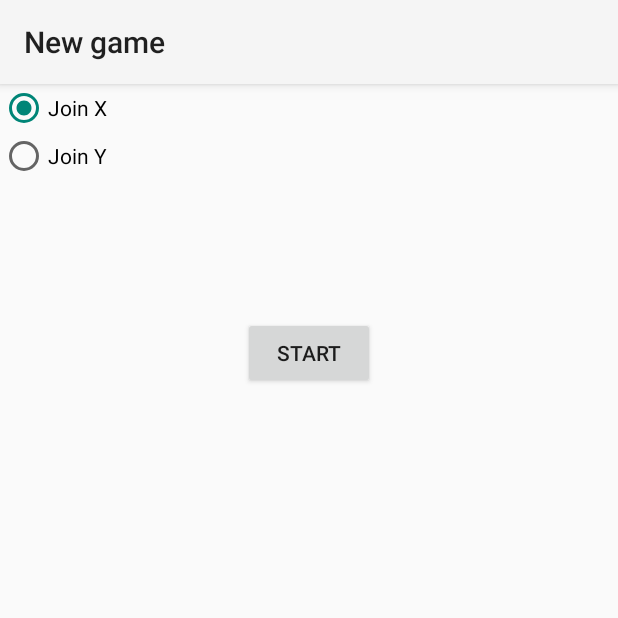
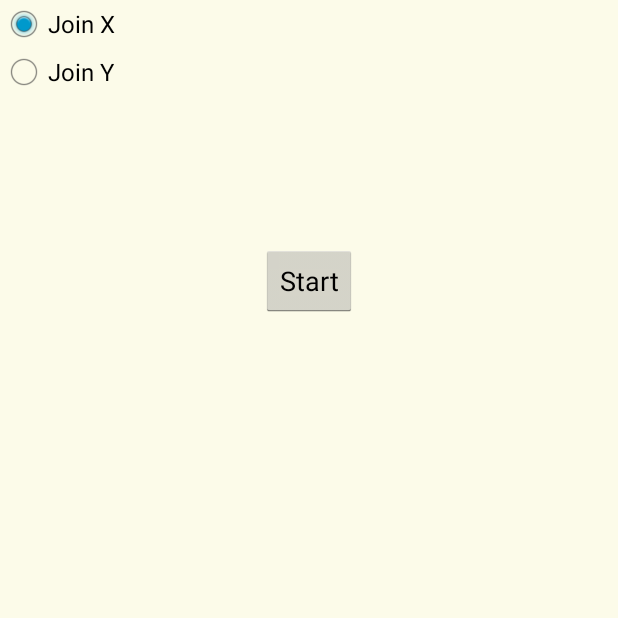
Before and after one commit to lannka/strangersgame, an Android app: the NewGameActivity screen opened directly, with no data from a screen before it, on a phone screen of 412 x 824 dp, the top half of it. Run offline under Robolectric (Android 15) with nearby library versions, the phone set to English and light mode, and no system bars.

Commit message:
Customize background color.

```diff
--- a/app/src/main/AndroidManifest.xml
+++ b/app/src/main/AndroidManifest.xml
@@ -10,7 +10,7 @@
         android:allowBackup="true"
         android:icon="@mipmap/ic_launcher"
         android:label="@string/app_name"
-        android:theme="@style/AppTheme" >
+        android:theme="@android:style/Theme.Holo.Light.NoActionBar.Fullscreen">
         <activity
             android:name=".MainActivity"
             android:label="@string/app_name" >
--- a/app/src/main/res/layout/activity_main.xml
+++ b/app/src/main/res/layout/activity_main.xml
@@ -3,7 +3,8 @@
     android:layout_height="match_parent" android:paddingLeft="@dimen/activity_horizontal_margin"
     android:paddingRight="@dimen/activity_horizontal_margin"
     android:paddingTop="@dimen/activity_vertical_margin"
-    android:paddingBottom="@dimen/activity_vertical_margin" tools:context=".MainActivity">
+    android:paddingBottom="@dimen/activity_vertical_margin" tools:context=".MainActivity"
+    android:background="@color/bgcolor">
 
     <TextView
         android:id="@+id/logView"
--- a/app/src/main/res/layout/activity_new_game.xml
+++ b/app/src/main/res/layout/activity_new_game.xml
@@ -2,7 +2,8 @@
 <LinearLayout xmlns:android="http://schemas.android.com/apk/res/android"
     android:orientation="vertical" android:layout_width="match_parent"
     android:layout_height="match_parent"
-    android:weightSum="1">
+    android:weightSum="1"
+    android:background="@color/bgcolor">
 
     <RadioGroup xmlns:android="http://schemas.android.com/apk/res/android"
                 android:layout_width="fill_parent"
--- a/app/src/main/res/values/colors.xml
+++ b/app/src/main/res/values/colors.xml
@@ -26,5 +26,6 @@
     <color name="smartwatch_color">#4ea2db</color>
 
     <color name="black">#ff000000</color>
+    <color name="bgcolor">#FCFBE9</color>
 
 </resources>
```
Also changed, not shown: app/src/main/java/com/example/dinghongfei/strangersgame/MainActivity.java (+0 -22 lines).
